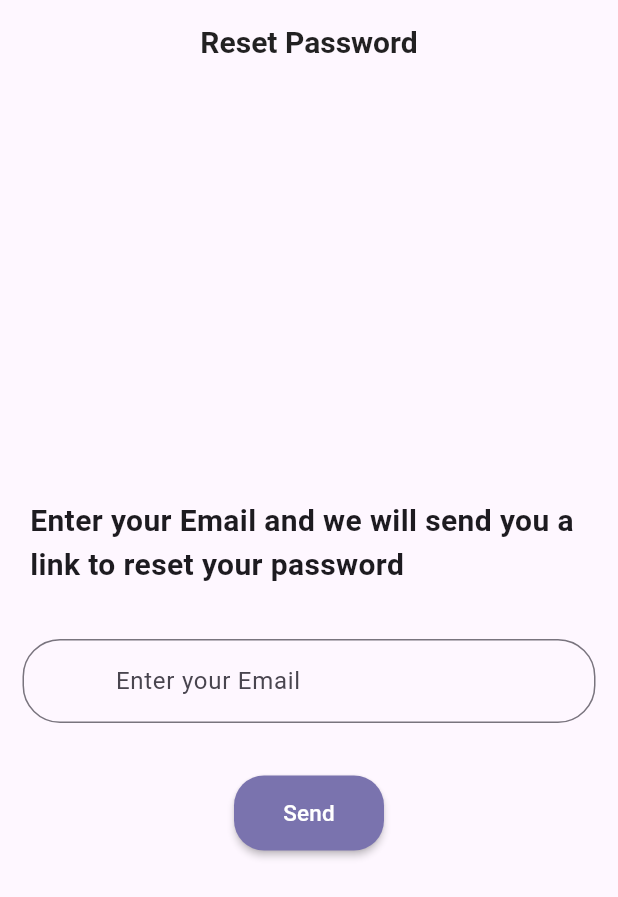
After one commit to ETdan/Clothing-Store-App, a Flutter app: the reset screen opened directly, on a phone screen of 412 x 824 dp. The commit adds this screen. Shown: the top 897 px of the screen. Run offline on Flutter 3.47's test engine with Material 3 defaults, Android fonts, the light colour scheme and no system bars; our stand-ins replace carousel_slider, cloud_firestore, firebase_auth, firebase_core, firebase_storage, google_nav_bar and 6 more; missing offline and left inert: firebase_app_check, flutter_paypal_payment; accounts and stored records are empty.

Commit message:
finished for the day

```diff
--- a/app/lib/screens/otherScreens/filter.dart
+++ b/app/lib/screens/otherScreens/filter.dart
@@ -50,13 +50,15 @@ class _filterState extends State<filter> {
               color: Color.fromARGB(137, 255, 255, 255),
             ),
           ),
-          title: const Center(
+          title: SingleChildScrollView(
+            child: Center(
               child: Text(
                 'Filter',
                 style: TextStyle(
                   fontSize: 20,
                   color: Color.fromARGB(221, 255, 255, 255),
                   fontWeight: FontWeight.bold,
+                ),
               ),
             ),
           ),
--- /dev/null
+++ b/app/lib/screens/resetpassword.dart
@@ -0,0 +1,99 @@
+import '/utils/snackBar.dart';
+import '/utils/textfield.dart';
+import 'package:firebase_auth/firebase_auth.dart';
+import 'package:firebase_core/firebase_core.dart';
+import 'package:flutter/material.dart';
+import 'package:provider/provider.dart';
+
+class reset extends StatefulWidget {
+  reset({super.key});
+
+  @override
+  State<reset> createState() => _resetState();
+}
+
+class _resetState extends State<reset> {
+  TextEditingController username = TextEditingController();
+
+  TextEditingController email = TextEditingController();
+  bool isfinished = true;
+  Future resetpassword() async {
+    try {
+      setState(() {
+        isfinished = false;
+      });
+      await FirebaseAuth.instance
+          .sendPasswordResetEmail(email: email.text.trim());
+      setState(() {
+        isfinished = true;
+      });
+      return showSnack('check your email.we send you the reset link.', context);
+    } catch (e) {
+      print(
+        e.toString(),
+      );
+      setState(() {
+        isfinished = true;
+      });
+      return showSnack(e.toString(), context);
+    }
+  }
+
+  @override
+  Widget build(BuildContext context) {
+    return Scaffold(
+      appBar: AppBar(
+        title: Center(
+          child: Text(
+            'Reset Password',
+            style: TextStyle(
+              fontSize: 20,
+              fontWeight: FontWeight.bold,
+              color: Colors.black87,
+            ),
+          ),
+        ),
+      ),
+      body: Column(
+        mainAxisAlignment: MainAxisAlignment.center,
+        crossAxisAlignment: CrossAxisAlignment.center,
+        children: [
+          Padding(
+            padding: const EdgeInsets.all(20),
+            child: Text(
+              'Enter your Email and we will send you a link to reset your password',
+              style: TextStyle(fontWeight: FontWeight.bold, fontSize: 20),
+            ),
+          ),
+          textFields(
+            maxLines: 1,
+            hint: 'Enter your Email',
+            controller: email,
+          ),
+          SizedBox(
+            height: 20,
+          ),
+          MaterialButton(
+            shape:
+                RoundedRectangleBorder(borderRadius: BorderRadius.circular(20)),
+            height: 50,
+            minWidth: 100,
+            onPressed: resetpassword,
+            color: Color.fromARGB(255, 122, 115, 174),
+            child: isfinished
+                ? Text(
+                    'Send',
+                    style: TextStyle(
+                      color: Colors.white,
+                      fontSize: 15,
+                    ),
+                  )
+                : Center(
+                    child: CircularProgressIndicator(),
+                  ),
+          ),
+        ],
+      ),
+    );
+  }
+}
```
Also changed, not shown: app/lib/screens/login.dart (+12 -4 lines). Lines whose indentation alone changed are shown as unchanged.
